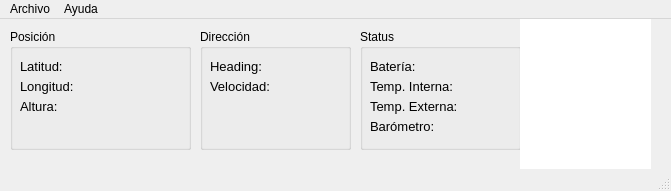
This is mainwindow.ui in ladecadence/ASHAB-Telemetry as Qt 5 draws it before an edit. The edited form follows.
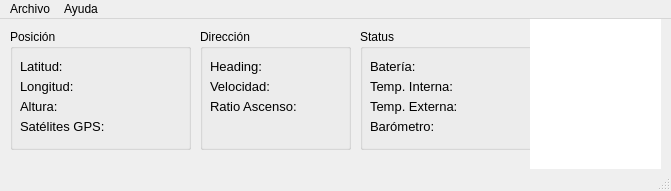
This is the edited form.

Commit message: parsing, file logging, ui improvements

```diff
--- a/mainwindow.ui
+++ b/mainwindow.ui
@@ -10,6 +10,12 @@
     <height>191</height>
    </rect>
   </property>
+  <property name="sizePolicy">
+   <sizepolicy hsizetype="Fixed" vsizetype="Fixed">
+    <horstretch>0</horstretch>
+    <verstretch>0</verstretch>
+   </sizepolicy>
+  </property>
   <property name="windowTitle">
    <string>ASHAB Telemetry</string>
   </property>
@@ -79,6 +85,30 @@
      <property name="text">
       <string>&lt;html&gt;&lt;head/&gt;&lt;body&gt;&lt;p&gt;Altura:&lt;/p&gt;&lt;/body&gt;&lt;/html&gt;</string>
      </property>
+     <property name="textInteractionFlags">
+      <set>Qt::LinksAccessibleByMouse|Qt::TextSelectableByMouse</set>
+     </property>
+    </widget>
+    <widget class="QLabel" name="labelSats">
+     <property name="geometry">
+      <rect>
+       <x>10</x>
+       <y>90</y>
+       <width>161</width>
+       <height>16</height>
+      </rect>
+     </property>
+     <property name="font">
+      <font>
+       <pointsize>10</pointsize>
+      </font>
+     </property>
+     <property name="text">
+      <string>&lt;html&gt;&lt;head/&gt;&lt;body&gt;&lt;p&gt;Satélites GPS:&lt;/p&gt;&lt;/body&gt;&lt;/html&gt;</string>
+     </property>
+     <property name="textInteractionFlags">
+      <set>Qt::LinksAccessibleByMouse|Qt::TextSelectableByMouse</set>
+     </property>
     </widget>
    </widget>
    <widget class="QGroupBox" name="groupBox_2">
@@ -116,7 +146,7 @@
       <rect>
        <x>10</x>
        <y>50</y>
-       <width>121</width>
+       <width>141</width>
        <height>16</height>
       </rect>
      </property>
@@ -128,6 +158,30 @@
      <property name="text">
       <string>&lt;html&gt;&lt;head/&gt;&lt;body&gt;&lt;p&gt;Velocidad:&lt;/p&gt;&lt;/body&gt;&lt;/html&gt;</string>
      </property>
+     <property name="textInteractionFlags">
+      <set>Qt::LinksAccessibleByMouse|Qt::TextSelectableByMouse</set>
+     </property>
+    </widget>
+    <widget class="QLabel" name="labelAsr">
+     <property name="geometry">
+      <rect>
+       <x>10</x>
+       <y>70</y>
+       <width>141</width>
+       <height>16</height>
+      </rect>
+     </property>
+     <property name="font">
+      <font>
+       <pointsize>10</pointsize>
+      </font>
+     </property>
+     <property name="text">
+      <string>&lt;html&gt;&lt;head/&gt;&lt;body&gt;&lt;p&gt;Ratio Ascenso:&lt;/p&gt;&lt;/body&gt;&lt;/html&gt;</string>
+     </property>
+     <property name="textInteractionFlags">
+      <set>Qt::LinksAccessibleByMouse|Qt::TextSelectableByMouse</set>
+     </property>
     </widget>
    </widget>
    <widget class="QGroupBox" name="groupBox_3">
@@ -135,7 +189,7 @@
      <rect>
       <x>360</x>
       <y>10</y>
-      <width>161</width>
+      <width>181</width>
       <height>121</height>
      </rect>
     </property>
@@ -147,7 +201,7 @@
       <rect>
        <x>10</x>
        <y>30</y>
-       <width>121</width>
+       <width>151</width>
        <height>16</height>
       </rect>
      </property>
@@ -165,7 +219,7 @@
       <rect>
        <x>10</x>
        <y>50</y>
-       <width>121</width>
+       <width>161</width>
        <height>16</height>
       </rect>
      </property>
@@ -183,7 +237,7 @@
       <rect>
        <x>10</x>
        <y>70</y>
-       <width>121</width>
+       <width>161</width>
        <height>16</height>
       </rect>
      </property>
@@ -201,7 +255,7 @@
       <rect>
        <x>10</x>
        <y>90</y>
-       <width>121</width>
+       <width>151</width>
        <height>16</height>
       </rect>
      </property>
@@ -218,7 +272,7 @@
    <widget class="QGraphicsView" name="graphicsView">
     <property name="geometry">
      <rect>
-      <x>520</x>
+      <x>530</x>
       <y>0</y>
       <width>131</width>
       <height>151</height>
```
Left out of the diff: 21 changed lines with no effect on the pictures. The commit also changes 6 other files.
